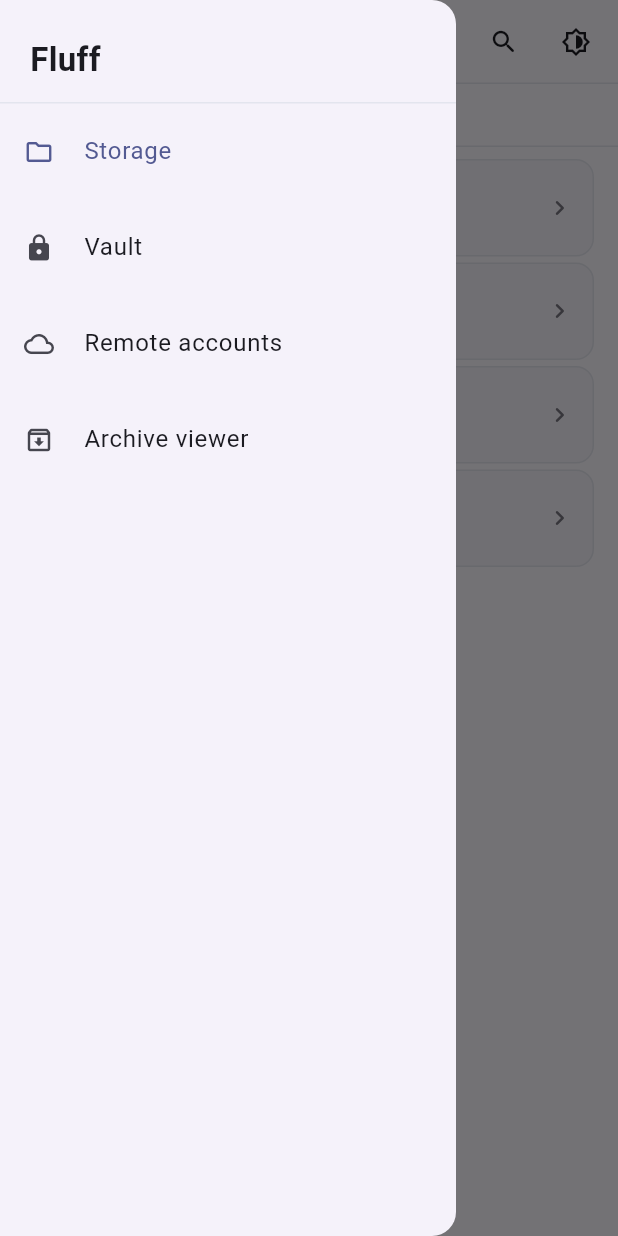
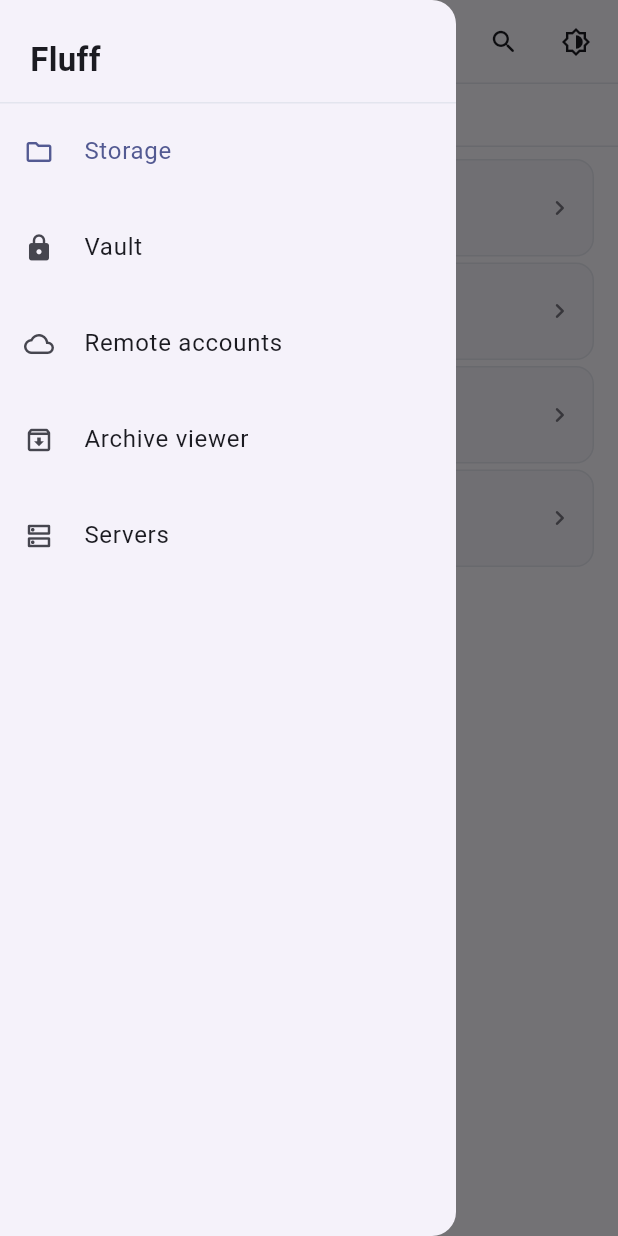
Before and after one commit to iyashwantsaini/fluff, a Flutter app: the screen it shows after launch, with the side drawer open, on a phone screen of 412 x 824 dp. Run offline on Flutter 3.47's test engine with Material 3 defaults, Android fonts, the phone set to English and light mode, and no system bars; missing offline and left inert: cryptography; Roboto replaces fonts that are missing (JetBrainsMono).

Commit message:
feat(fluff_share): Phase 6 web slice — servers list with mock controller
New packages/fluff_share/ (pure Dart): ShareServerKind enum (HTTP/WebDAV/FTP/SFTP/DLNA with default ports), immutable ShareServer model (id/kind/label/port/requiresAuth/username/isRunning/bytesServed with copyWith + value equality + loopbackUrl), and ShareServerController with snapshot + broadcast changes stream, upsert/remove, start/stop/toggle, and tick() to simulate traffic. defaultSeedServers() emits one entry per kind.

App shell: _Mount gains 'servers'; Drawer gets a 'Servers' row (Icons.dns_outlined). New ServersScreen lists ShareServers with per-kind icon, primary-tinted CircleAvatar when running, status pill, monospace loopback URL, bytes-served counter, Switch wired to controller.toggle, and a delete IconButton. _AddServerDialog uses a 5-way SegmentedButton with auto-port hint. URL handlers added: ?servers=1 and ?server=<id> (the latter starts that server and ticks twice so it demos live traffic).

chore(docs): 6 new screenshots in docs/screenshots/latest/ (servers-list, server-http-running, server-webdav-running — each light + dark). README screenshot table grows to 19 rows. DESIGN.md current-phase row + Phase 6 iteration log entry appended. Root README.md roadmap row 7 (servers + tiles + widgets) flipped to ✅ with Phase 6.1 deferral list (shelf-based HTTP/WebDAV, dart:io FTP/SFTP, SSDP DLNA, flutter_foreground_task, fluff_quick_tile, home_widget, android_alarm_manager_plus, encrypted share links + QR).

Tests: 9/9 green in dart test packages/fluff_share.

```diff
--- a/app/lib/main.dart
+++ b/app/lib/main.dart
@@ -2,6 +2,7 @@ import 'package:archive/archive.dart';
 import 'package:fluff_archive/fluff_archive.dart';
 import 'package:fluff_ops/fluff_ops.dart';
 import 'package:fluff_remote/fluff_remote.dart';
+import 'package:fluff_share/fluff_share.dart';
 import 'package:fluff_skin/fluff_skin.dart';
 import 'package:fluff_vfs/fluff_vfs.dart';
 import 'package:flutter/foundation.dart';
@@ -9,6 +10,7 @@ import 'package:flutter/material.dart';
 
 import 'src/accounts_screen.dart';
 import 'src/browse_screen.dart';
+import 'src/servers_screen.dart';
 import 'src/vault_screen.dart';
 
 void main() {
@@ -16,7 +18,7 @@ void main() {
 }
 
 /// Top-level shell state: which mount is active.
-enum _Mount { storage, vault, remote, archive }
+enum _Mount { storage, vault, remote, archive, servers }
 
 class FluffApp extends StatefulWidget {
   const FluffApp({super.key});
@@ -70,6 +72,12 @@ class _FluffAppState extends State<FluffApp> {
   /// [ArchiveFsProvider].
   late final ArchiveFsProvider _archive = _buildDemoArchive();
 
+  /// Phase 6 web slice: mock controller seeded with one entry per
+  /// supported wire protocol (HTTP / WebDAV / FTP / SFTP / DLNA).
+  late final ShareServerController _servers = ShareServerController(
+    seed: defaultSeedServers(),
+  );
+
   late final OperationQueue _queue = OperationQueue(
     providerLookup: (id) {
       if (id == _fs.id) return _fs;
@@ -101,6 +109,19 @@ class _FluffAppState extends State<FluffApp> {
         }
       } else if (q['accounts'] == '1') {
         _mount = _Mount.remote;
+      } else if (q['servers'] == '1' || (q['server'] ?? '').isNotEmpty) {
+        _mount = _Mount.servers;
+        final id = q['server'];
+        if (id != null && id.isNotEmpty) {
+          final s = _servers.byId(id);
+          if (s != null && !s.isRunning) {
+            _servers.start(s.id);
+            // Seed a non-zero counter so the running tile demos
+            // meaningful traffic without waiting for ticks.
+            _servers.tick(bytes: 48 * 1024);
+            _servers.tick(bytes: 48 * 1024);
+          }
+        }
       }
     }
   }
@@ -111,6 +132,8 @@ class _FluffAppState extends State<FluffApp> {
     _queue.dispose();
     // ignore: discarded_futures
     _accounts.dispose();
+    // ignore: discarded_futures
+    _servers.dispose();
     super.dispose();
   }
 
@@ -197,6 +220,7 @@ class _FluffAppState extends State<FluffApp> {
             tile(_Mount.vault, Icons.lock_rounded, 'Vault'),
             tile(_Mount.remote, Icons.cloud_outlined, 'Remote accounts'),
             tile(_Mount.archive, Icons.archive_outlined, 'Archive viewer'),
+            tile(_Mount.servers, Icons.dns_outlined, 'Servers'),
           ],
         ),
       ),
@@ -258,6 +282,12 @@ class _FluffAppState extends State<FluffApp> {
                   onToggleBrightness: () => _skin.toggleBrightness(context),
                   leadingDrawer: _drawer(context, _Mount.archive),
                 );
+              case _Mount.servers:
+                return ServersScreen(
+                  controller: _servers,
+                  drawer: _drawer(context, _Mount.servers),
+                  onToggleBrightness: () => _skin.toggleBrightness(context),
+                );
             }
           },
         ),
--- a/app/pubspec.yaml
+++ b/app/pubspec.yaml
@@ -23,6 +23,8 @@ dependencies:
     path: ../packages/fluff_remote
   fluff_archive:
     path: ../packages/fluff_archive
+  fluff_share:
+    path: ../packages/fluff_share
   archive: ^4.0.0
 
 dev_dependencies:
--- /dev/null
+++ b/packages/fluff_share/analysis_options.yaml
@@ -0,0 +1 @@
+include: package:lints/recommended.yaml
--- /dev/null
+++ b/packages/fluff_share/lib/src/share_server.dart
@@ -0,0 +1,121 @@
+import 'package:meta/meta.dart';
+
+import 'share_server_kind.dart';
+
+/// One sharing endpoint the user can flip on or off.
+///
+/// The web slice keeps the model fully immutable; transitions go
+/// through [ShareServerController] which returns a new [ShareServer]
+/// for every change.
+@immutable
+class ShareServer {
+  ShareServer({
+    required this.id,
+    required this.kind,
+    required this.label,
+    int? port,
+    this.requiresAuth = false,
+    this.username,
+    this.isRunning = false,
+    this.bytesServed = 0,
+  }) : port = port ?? kind.defaultPort {
+    if (id.isEmpty) {
+      throw ArgumentError.value(id, 'id', 'must not be empty');
+    }
+    if (label.isEmpty) {
+      throw ArgumentError.value(label, 'label', 'must not be empty');
+    }
+    if (this.port < 1 || this.port > 65535) {
+      throw ArgumentError.value(this.port, 'port', 'must be 1..65535');
+    }
+    if (bytesServed < 0) {
+      throw ArgumentError.value(
+        bytesServed,
+        'bytesServed',
+        'must be non-negative',
+      );
+    }
+    if (requiresAuth && (username == null || username!.isEmpty)) {
+      throw ArgumentError('username is required when requiresAuth is true');
+    }
+  }
+
+  /// Stable, opaque identifier (e.g. `srv-http-default`).
+  final String id;
+
+  /// Wire protocol exposed by this server.
+  final ShareServerKind kind;
+
+  /// Human-facing label shown in the UI.
+  final String label;
+
+  /// Port the server will bind to. Defaults to `kind.defaultPort`.
+  final int port;
+
+  /// Whether the server demands credentials.
+  final bool requiresAuth;
+
+  /// Username when [requiresAuth] is true; null otherwise.
+  final String? username;
+
+  /// Current running flag. Maintained by the controller.
+  final bool isRunning;
+
+  /// Cumulative bytes served since start. Web slice fakes this.
+  final int bytesServed;
+
+  /// Loopback URL that demos the running state in the UI.
+  String get loopbackUrl => switch (kind) {
+    ShareServerKind.http => 'http://0.0.0.0:$port/',
+    ShareServerKind.webdav => 'http://0.0.0.0:$port/dav/',
+    ShareServerKind.ftp => 'ftp://0.0.0.0:$port/',
+    ShareServerKind.sftp => 'sftp://0.0.0.0:$port/',
+    ShareServerKind.dlna => 'upnp://0.0.0.0:$port/',
+  };
+
+  /// Convenience copy-with used by [ShareServerController].
+  ShareServer copyWith({
+    String? label,
+    int? port,
+    bool? requiresAuth,
+    String? username,
+    bool? isRunning,
+    int? bytesServed,
+  }) {
+    return ShareServer(
+      id: id,
+      kind: kind,
+      label: label ?? this.label,
+      port: port ?? this.port,
+      requiresAuth: requiresAuth ?? this.requiresAuth,
+      username: username ?? this.username,
+      isRunning: isRunning ?? this.isRunning,
+      bytesServed: bytesServed ?? this.bytesServed,
+    );
+  }
+
+  @override
+  bool operator ==(Object other) {
+    return other is ShareServer &&
+        other.id == id &&
+        other.kind == kind &&
+        other.label == label &&
+        other.port == port &&
+        other.requiresAuth == requiresAuth &&
+        other.username == username &&
+        other.isRunning == isRunning &&
+        other.bytesServed == bytesServed;
+  }
+
+  @override
+  int get hashCode => Object.hash(
+    id,
+    kind,
+    label,
+    port,
+    requiresAuth,
+    username,
+    isRunning,
+    bytesServed,
+  );
+}
--- /dev/null
+++ b/packages/fluff_share/lib/src/share_server_controller.dart
@@ -0,0 +1,116 @@
+import 'dart:async';
+
+import 'share_server.dart';
+import 'share_server_kind.dart';
+
+/// Source-of-truth for the user's [ShareServer] list and their
+/// running state.
+///
+/// The web slice mocks every transition synchronously and bumps a
+/// fake [ShareServer.bytesServed] counter on each `tick` so the UI
+/// can demo a running server. Phase 6.1 swaps the body of
+/// [start] / [stop] / [tick] for real socket lifecycles.
+class ShareServerController {
+  ShareServerController({Iterable<ShareServer> seed = const []}) {
+    for (final s in seed) {
+      _servers[s.id] = s;
+    }
+  }
+
+  final Map<String, ShareServer> _servers = {};
+  final StreamController<List<ShareServer>> _events =
+      StreamController<List<ShareServer>>.broadcast();
+
+  /// Snapshot, sorted by kind then label (case-insensitive).
+  List<ShareServer> get servers {
+    final list = _servers.values.toList();
+    list.sort((a, b) {
+      final byKind = a.kind.index.compareTo(b.kind.index);
+      if (byKind != 0) return byKind;
+      return a.label.toLowerCase().compareTo(b.label.toLowerCase());
+    });
+    return list;
+  }
+
+  /// Emits a fresh snapshot after every mutation.
+  Stream<List<ShareServer>> get changes => _events.stream;
+
+  /// Add or replace a server (matched by [ShareServer.id]).
+  void upsert(ShareServer server) {
+    _servers[server.id] = server;
+    _emit();
+  }
+
+  /// Remove a server by id. Returns `true` if it was present.
+  bool remove(String id) {
+    final removed = _servers.remove(id);
+    if (removed == null) return false;
+    _emit();
+    return true;
+  }
+
+  /// Mark [id] as running. No-op if already running. Returns the
+  /// resulting [ShareServer] (or null if the id is unknown).
+  ShareServer? start(String id) {
+    final current = _servers[id];
+    if (current == null) return null;
+    if (current.isRunning) return current;
+    final next = current.copyWith(isRunning: true);
+    _servers[id] = next;
+    _emit();
+    return next;
+  }
+
+  /// Mark [id] as stopped and clear its byte counter.
+  ShareServer? stop(String id) {
+    final current = _servers[id];
+    if (current == null) return null;
+    if (!current.isRunning) return current;
+    final next = current.copyWith(isRunning: false, bytesServed: 0);
+    _servers[id] = next;
+    _emit();
+    return next;
+  }
+
+  /// Toggle the running flag of [id].
+  ShareServer? toggle(String id) {
+    final current = _servers[id];
+    if (current == null) return null;
+    return current.isRunning ? stop(id) : start(id);
+  }
+
+  /// Web-slice traffic simulator: adds [bytes] to every running
+  /// server's [ShareServer.bytesServed] counter.
+  void tick({int bytes = 4096}) {
+    var changed = false;
+    for (final entry in _servers.entries.toList()) {
+      final s = entry.value;
+      if (!s.isRunning) continue;
+      _servers[entry.key] = s.copyWith(bytesServed: s.bytesServed + bytes);
+      changed = true;
+    }
+    if (changed) _emit();
+  }
+
+  /// Lookup helper used by the UI.
+  ShareServer? byId(String id) => _servers[id];
+
+  /// Release the event controller.
+  Future<void> dispose() => _events.close();
+
+  void _emit() => _events.add(servers);
+}
+
+/// Convenience: returns one entry per [ShareServerKind] with stable
+/// ids and the kind's default port. Used to seed the demo UI and
+/// the tests.
+List<ShareServer> defaultSeedServers() {
+  return [
+    for (final kind in ShareServerKind.values)
+      ShareServer(
+        id: 'srv-${kind.name}-default',
+        kind: kind,
+        label: '${kind.label} share',
+      ),
+  ];
+}
```
Also changed, not shown: app/lib/src/servers_screen.dart (added, +370 -0 lines), packages/fluff_share/lib/fluff_share.dart (added, +12 -0 lines), packages/fluff_share/lib/src/share_server_kind.dart (added, +17 -0 lines), packages/fluff_share/pubspec.yaml (added, +17 -0 lines), 10 other files.
